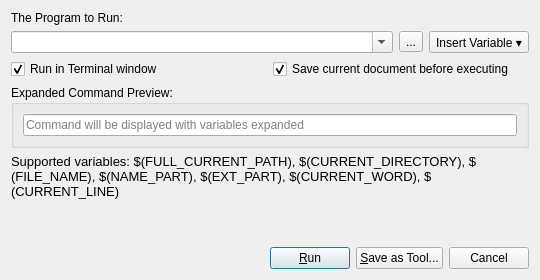
First picture: the form in src/dialogs/RunDialog.ui, repository alsyundawy/NoteSciPad, before the edit.
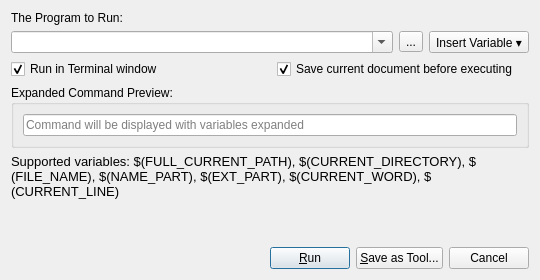
Second picture: the form after the edit.

Diff of the .ui file:
```diff
--- a/src/dialogs/RunDialog.ui
+++ b/src/dialogs/RunDialog.ui
@@ -63,6 +63,9 @@
    </item>
    <item>
     <layout class="QHBoxLayout" name="horizontalLayoutOptions">
+     <property name="spacing">
+      <number>14</number>
+     </property>
      <item>
       <widget class="QCheckBox" name="chkRunInTerminal">
        <property name="text">
```
